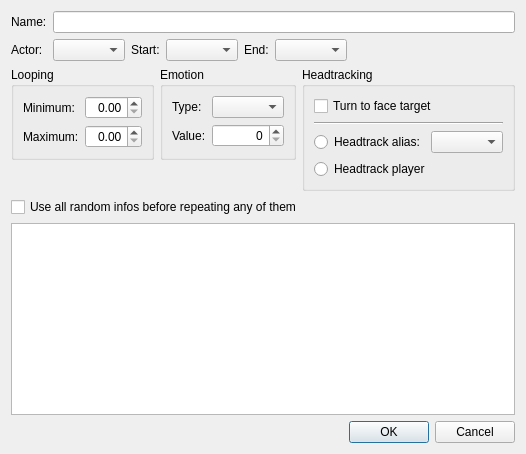
Above: native/src/DovahKit/ui/form_windows/scene/FormSubdialogSceneDialogueAction.ui from DavidJCobb/DovahKit before the change. Below: the same form after it.
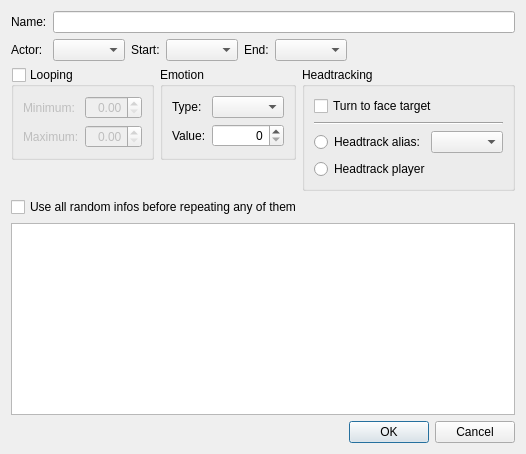
That is the form after the change.

Patch:
```diff
--- a/native/src/DovahKit/ui/form_windows/scene/FormSubdialogSceneDialogueAction.ui
+++ b/native/src/DovahKit/ui/form_windows/scene/FormSubdialogSceneDialogueAction.ui
@@ -80,6 +80,12 @@
      <property name="title">
       <string>Looping</string>
      </property>
+     <property name="checkable">
+      <bool>true</bool>
+     </property>
+     <property name="checked">
+      <bool>false</bool>
+     </property>
      <layout class="QGridLayout" name="gridLayout_3">
       <item row="0" column="0">
        <widget class="QLabel" name="label_5">
@@ -246,7 +252,7 @@
      <property name="sizeHint" stdset="0">
       <size>
        <width>268</width>
-       <height>20</height>
+       <height>19</height>
       </size>
      </property>
     </spacer>
```
Left out of the diff: 2 changed lines with no effect on the pictures.
